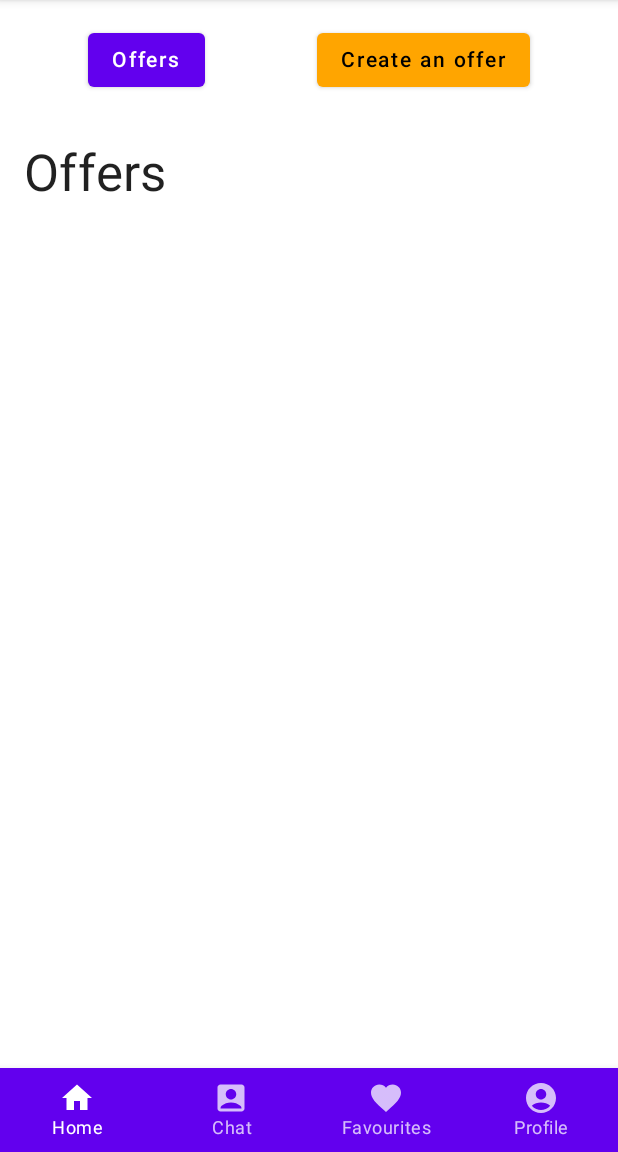
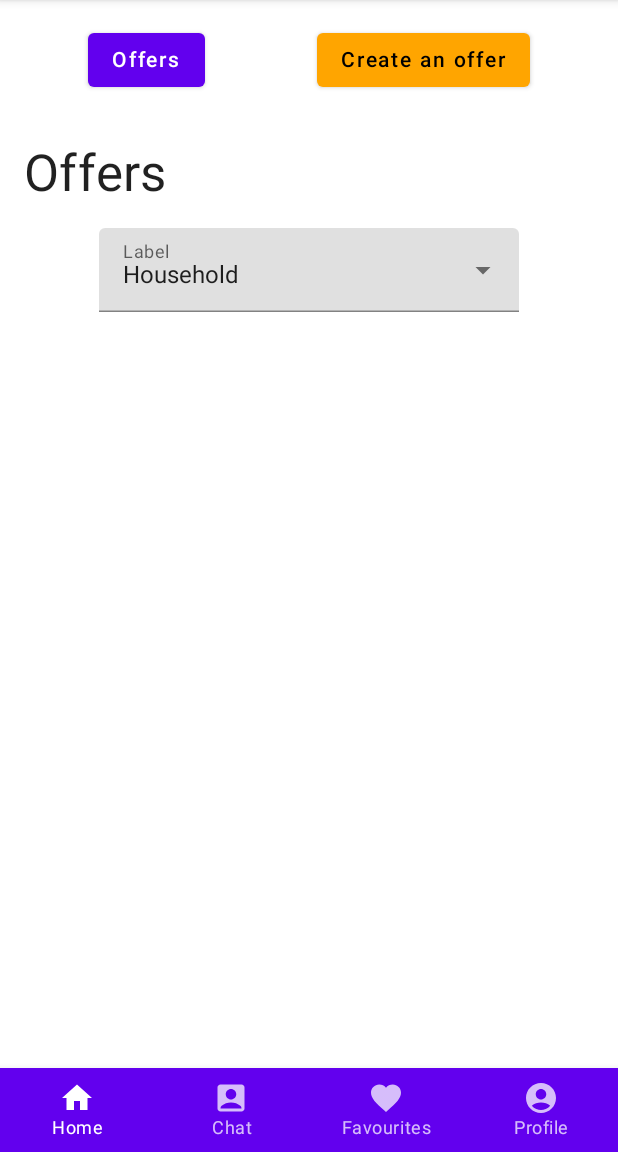
Before and after one commit to Mobile-project-group-9/taskit, an Android app built with Jetpack Compose: the MainScreen screen opened through its navigation route, on a phone screen of 412 x 824 dp, the part 84-1236 px from its top. Run offline under Robolectric (Android 15) with nearby library versions, the phone set to English and light mode, and no system bars; our stand-ins replace Firebase (no records; nobody signed in at launch, a user with empty details on screens opened directly).

Commit message:
+ categories  menu+ job prices

```diff
--- a/app/src/main/java/com/example/taskit/ui/view/home/HomeOffers.kt
+++ b/app/src/main/java/com/example/taskit/ui/view/home/HomeOffers.kt
@@ -1,3 +1,4 @@
+import android.widget.Toast
 import androidx.compose.foundation.layout.*
 import androidx.compose.foundation.lazy.LazyColumn
 import androidx.compose.foundation.lazy.items
@@ -9,8 +10,7 @@ import androidx.compose.ui.platform.LocalContext
 import androidx.compose.ui.unit.dp
 import com.google.firebase.firestore.FirebaseFirestore
 import kotlinx.coroutines.tasks.await
-
-data class Offer(val title: String, val description: String)
+data class Offer(val title: String, val description: String, val price: Double)
 
 @Composable
 fun OfferListScreen() {
@@ -25,12 +25,79 @@ fun OfferListScreen() {
             style = MaterialTheme.typography.h4,
             modifier = Modifier.padding(bottom = 16.dp)
         )
+        DropdownMenu()
+        Spacer(modifier = Modifier.height(30.dp))
         LazyColumn(
             modifier = Modifier.fillMaxSize(),
             verticalArrangement = Arrangement.spacedBy(16.dp)
         ) {
             items(offers) { offer ->
                 OfferCard(offer = offer)
+            }
+        }
+    }
+}
+
+//onClick of a category -> new screen that displays only the offers related to the clicked cat.
+@OptIn(ExperimentalMaterialApi::class)
+@Composable
+fun DropdownMenu() {
+    val listItems = arrayOf("Household", "Babysitting", "Gardening", "Other")
+    val contextForToast = LocalContext.current.applicationContext
+
+    // state of the menu
+    var expanded by remember {
+        mutableStateOf(false)
+    }
+
+    // remember the selected item
+    var selectedItem by remember {
+        mutableStateOf(listItems[0])
+    }
+
+    Row(
+        modifier = Modifier.fillMaxWidth(),
+        horizontalArrangement = Arrangement.Center
+    ) {
+        // box
+        ExposedDropdownMenuBox(
+            expanded = expanded,
+            onExpandedChange = {
+                expanded = !expanded
+            }
+        ) {
+            // text field
+            TextField(
+                value = selectedItem,
+                onValueChange = {},
+                readOnly = true,
+                label = { Text(text = "Label") },
+                trailingIcon = {
+                    ExposedDropdownMenuDefaults.TrailingIcon(
+                        expanded = expanded
+                    )
+                },
+                colors = ExposedDropdownMenuDefaults.textFieldColors()
+            )
+
+            // menu
+            ExposedDropdownMenu(
+                expanded = expanded,
+                onDismissRequest = { expanded = false }
+            ) {
+                // this is a column scope
+                // all the items are added vertically
+                listItems.forEach { selectedOption ->
+                    // menu item
+                    DropdownMenuItem(onClick = {
+                        selectedItem = selectedOption
+                        Toast.makeText(contextForToast, selectedOption, Toast.LENGTH_SHORT).show()
+                        expanded = false
+                    }) {
+                        Text(text = selectedOption)
+                    }
+                }
+
             }
         }
     }
@@ -51,6 +118,10 @@ fun OfferCard(offer: Offer) {
                 modifier = Modifier.padding(bottom = 8.dp)
             )
             Text(text = offer.description)
+            Text(
+                text = "Price: ${offer.price}€",
+                style = MaterialTheme.typography.caption
+            )
         }
     }
 }
@@ -66,7 +137,8 @@ fun fetchOffers(): State<List<Offer>> {
         val offersList = snapshot.documents.map { document ->
             val title = document.getString("title") ?: ""
             val description = document.getString("description") ?: ""
-            Offer(title = title, description = description)
+            val price = document.getDouble("price") ?: 0.0
+            Offer(title = title, description = description, price = price)
         }
         offersState.value = offersList
     }
--- a/app/src/main/java/com/example/taskit/ui/view/newOffer/NewOffer.kt
+++ b/app/src/main/java/com/example/taskit/ui/view/newOffer/NewOffer.kt
@@ -133,7 +133,7 @@ fun NewOffer(navController: NavController) {
                         "category" to category,
                         "description" to description,
                         "location" to location,
-                        "Price" to price,
+                        "price" to price,
                         "title" to title,
                         "userID" to userID.toString()
                     )
```
